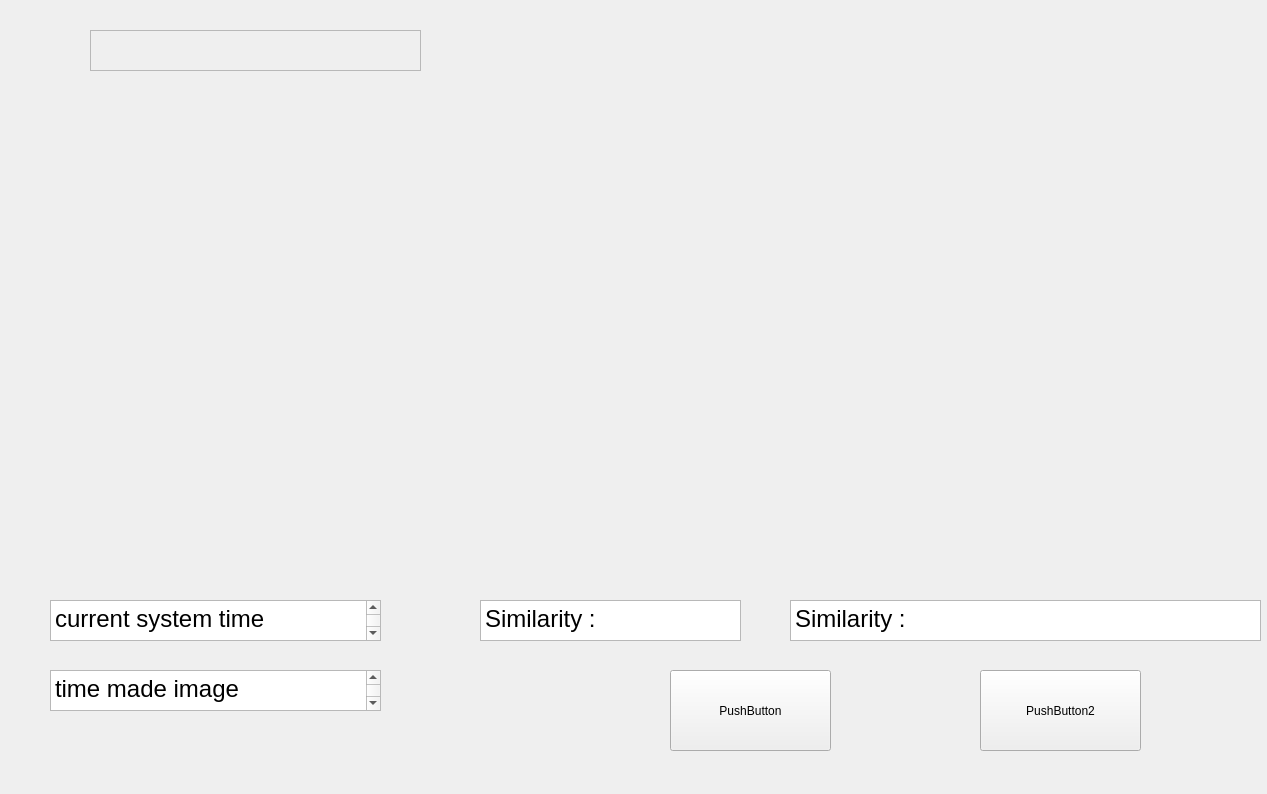
This is quiz.ui in twominutestomidnight/kivy_test as Qt 5 draws it before an edit. The edited form follows.
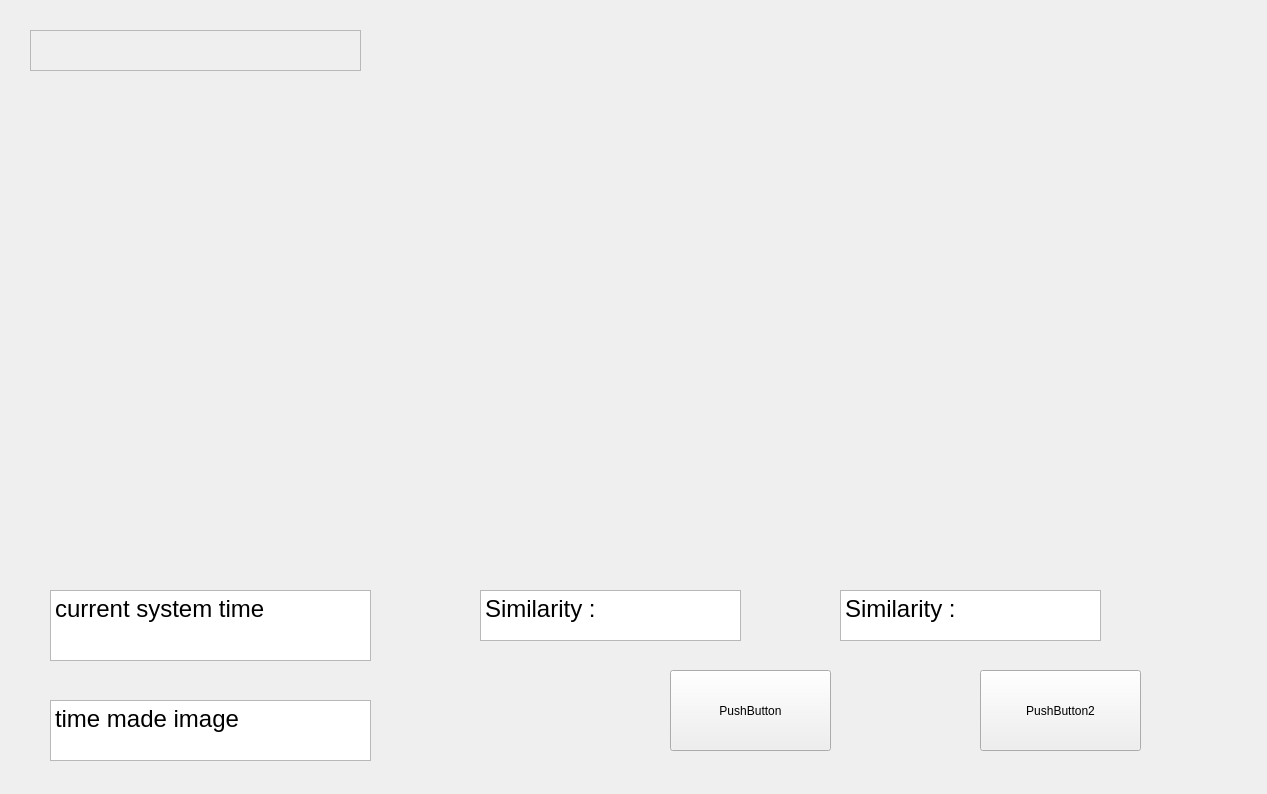
This is the edited form.

```diff
--- a/quiz.ui
+++ b/quiz.ui
@@ -16,7 +16,7 @@
   <widget class="QScrollArea" name="scrollArea">
    <property name="geometry">
     <rect>
-     <x>90</x>
+     <x>30</x>
      <y>30</y>
      <width>331</width>
      <height>41</height>
@@ -42,9 +42,9 @@
    </property>
    <property name="geometry">
     <rect>
-     <x>40</x>
+     <x>9</x>
      <y>120</y>
-     <width>550</width>
+     <width>621</width>
      <height>451</height>
     </rect>
    </property>
@@ -63,9 +63,9 @@
    </property>
    <property name="geometry">
     <rect>
-     <x>620</x>
+     <x>649</x>
      <y>120</y>
-     <width>550</width>
+     <width>611</width>
      <height>451</height>
     </rect>
    </property>
@@ -82,9 +82,9 @@
    <property name="geometry">
     <rect>
      <x>50</x>
-     <y>600</y>
-     <width>331</width>
-     <height>41</height>
+     <y>590</y>
+     <width>321</width>
+     <height>71</height>
     </rect>
    </property>
    <property name="layoutDirection">
@@ -99,35 +99,13 @@
 &lt;p style=&quot;-qt-paragraph-type:empty; margin-top:0px; margin-bottom:0px; margin-left:0px; margin-right:0px; -qt-block-indent:0; text-indent:0px; font-size:18pt;&quot;&gt;&lt;br /&gt;&lt;/p&gt;&lt;/body&gt;&lt;/html&gt;</string>
    </property>
   </widget>
-  <widget class="QTextBrowser" name="textBrowser_2">
-   <property name="geometry">
-    <rect>
-     <x>50</x>
-     <y>670</y>
-     <width>331</width>
-     <height>41</height>
-    </rect>
-   </property>
-   <property name="layoutDirection">
-    <enum>Qt::LeftToRight</enum>
-   </property>
-   <property name="html">
-    <string>&lt;!DOCTYPE HTML PUBLIC &quot;-//W3C//DTD HTML 4.0//EN&quot; &quot;http://www.w3.org/TR/REC-html40/strict.dtd&quot;&gt;
-&lt;html&gt;&lt;head&gt;&lt;meta name=&quot;qrichtext&quot; content=&quot;1&quot; /&gt;&lt;style type=&quot;text/css&quot;&gt;
-p, li { white-space: pre-wrap; }
-&lt;/style&gt;&lt;/head&gt;&lt;body style=&quot; font-family:'MS Shell Dlg 2'; font-size:8.25pt; font-weight:400; font-style:normal;&quot;&gt;
-&lt;p style=&quot; margin-top:0px; margin-bottom:0px; margin-left:0px; margin-right:0px; -qt-block-indent:0; text-indent:0px;&quot;&gt;&lt;span style=&quot; font-size:18pt;&quot;&gt;time made image&lt;/span&gt;&lt;/p&gt;
-&lt;p style=&quot;-qt-paragraph-type:empty; margin-top:0px; margin-bottom:0px; margin-left:0px; margin-right:0px; -qt-block-indent:0; text-indent:0px; font-size:18pt;&quot;&gt;&lt;br /&gt;&lt;/p&gt;
-&lt;p style=&quot;-qt-paragraph-type:empty; margin-top:0px; margin-bottom:0px; margin-left:0px; margin-right:0px; -qt-block-indent:0; text-indent:0px; font-size:18pt;&quot;&gt;&lt;br /&gt;&lt;/p&gt;&lt;/body&gt;&lt;/html&gt;</string>
-   </property>
-  </widget>
   <widget class="QTextBrowser" name="textBrowser_3">
    <property name="geometry">
     <rect>
      <x>480</x>
-     <y>600</y>
+     <y>590</y>
      <width>261</width>
-     <height>41</height>
+     <height>51</height>
     </rect>
    </property>
    <property name="layoutDirection">
@@ -170,10 +148,10 @@
   <widget class="QTextBrowser" name="textBrowser_4">
    <property name="geometry">
     <rect>
-     <x>790</x>
-     <y>600</y>
-     <width>471</width>
-     <height>41</height>
+     <x>840</x>
+     <y>590</y>
+     <width>261</width>
+     <height>51</height>
     </rect>
    </property>
    <property name="layoutDirection">
@@ -187,6 +165,26 @@
 &lt;p style=&quot; margin-top:0px; margin-bottom:0px; margin-left:0px; margin-right:0px; -qt-block-indent:0; text-indent:0px;&quot;&gt;&lt;span style=&quot; font-size:18pt;&quot;&gt;Similarity :&lt;/span&gt;&lt;/p&gt;&lt;/body&gt;&lt;/html&gt;</string>
    </property>
   </widget>
+  <widget class="QTextBrowser" name="textBrowser_5">
+   <property name="geometry">
+    <rect>
+     <x>50</x>
+     <y>700</y>
+     <width>321</width>
+     <height>61</height>
+    </rect>
+   </property>
+   <property name="layoutDirection">
+    <enum>Qt::LeftToRight</enum>
+   </property>
+   <property name="html">
+    <string>&lt;!DOCTYPE HTML PUBLIC &quot;-//W3C//DTD HTML 4.0//EN&quot; &quot;http://www.w3.org/TR/REC-html40/strict.dtd&quot;&gt;
+&lt;html&gt;&lt;head&gt;&lt;meta name=&quot;qrichtext&quot; content=&quot;1&quot; /&gt;&lt;style type=&quot;text/css&quot;&gt;
+p, li { white-space: pre-wrap; }
+&lt;/style&gt;&lt;/head&gt;&lt;body style=&quot; font-family:'MS Shell Dlg 2'; font-size:8.25pt; font-weight:400; font-style:normal;&quot;&gt;
+&lt;p style=&quot; margin-top:0px; margin-bottom:0px; margin-left:0px; margin-right:0px; -qt-block-indent:0; text-indent:0px;&quot;&gt;&lt;span style=&quot; font-size:18pt;&quot;&gt;time made image&lt;/span&gt;&lt;/p&gt;&lt;/body&gt;&lt;/html&gt;</string>
+   </property>
+  </widget>
  </widget>
  <resources/>
  <connections/>
```
